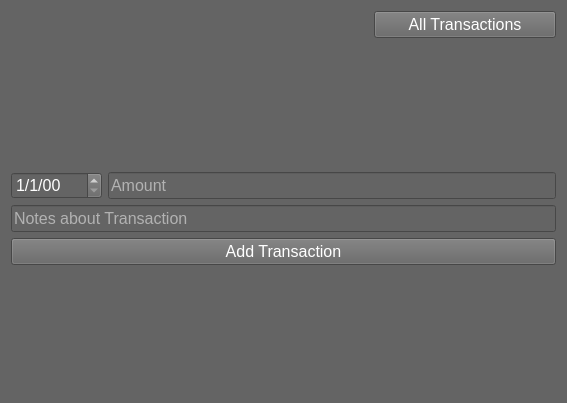
Old version of the form gui/newtransaction_dialog.ui in the repository kkonsw/expense-tracker.
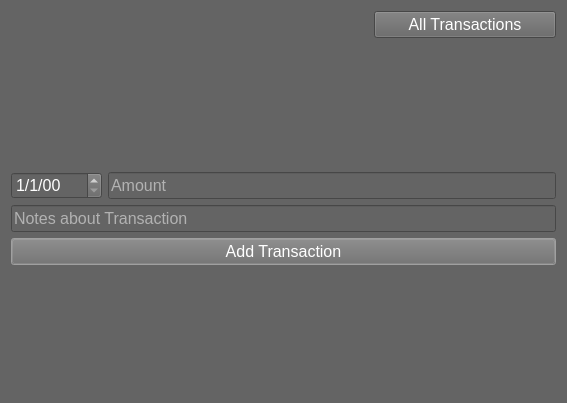
New version of the form.

Diff of the .ui file:
```diff
--- a/gui/newtransaction_dialog.ui
+++ b/gui/newtransaction_dialog.ui
@@ -141,10 +141,12 @@
       </font>
      </property>
      <property name="focusPolicy">
-      <enum>Qt::NoFocus</enum>
+      <enum>Qt::TabFocus</enum>
      </property>
      <property name="styleSheet">
       <string notr="true">color: rgb(255, 255, 255);
+selection-background-color: rgb(255, 255, 255);
+selection-color: rgb(255, 255, 255);
 border-color: rgb(0, 0, 0);</string>
      </property>
      <property name="text">
```
